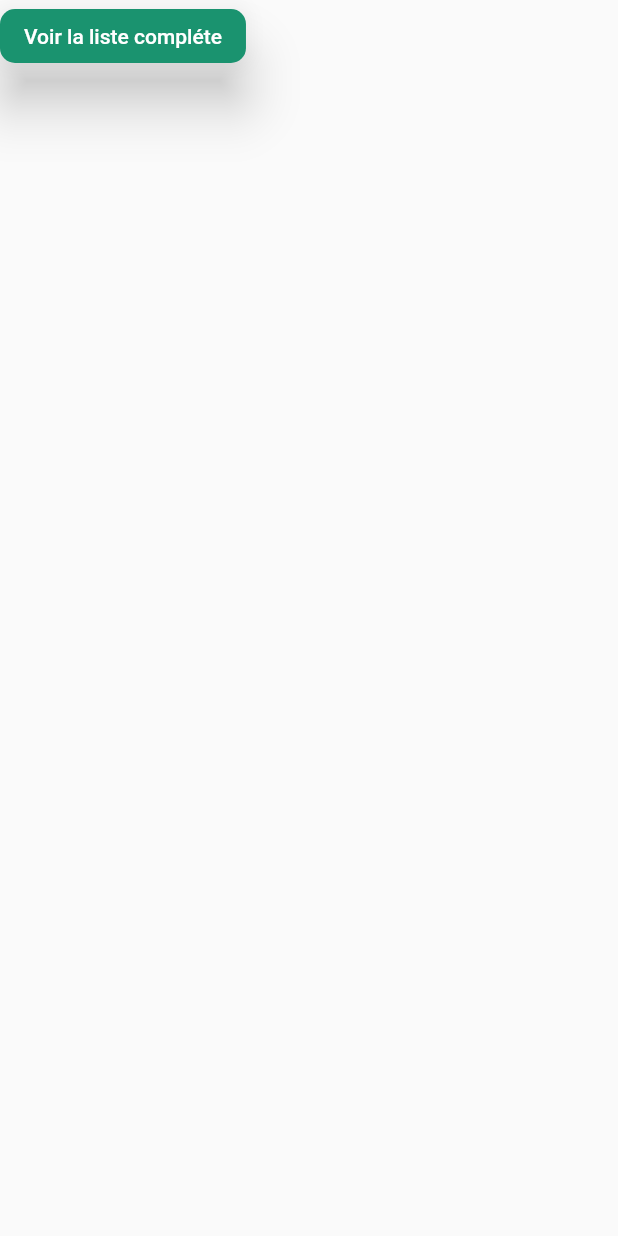
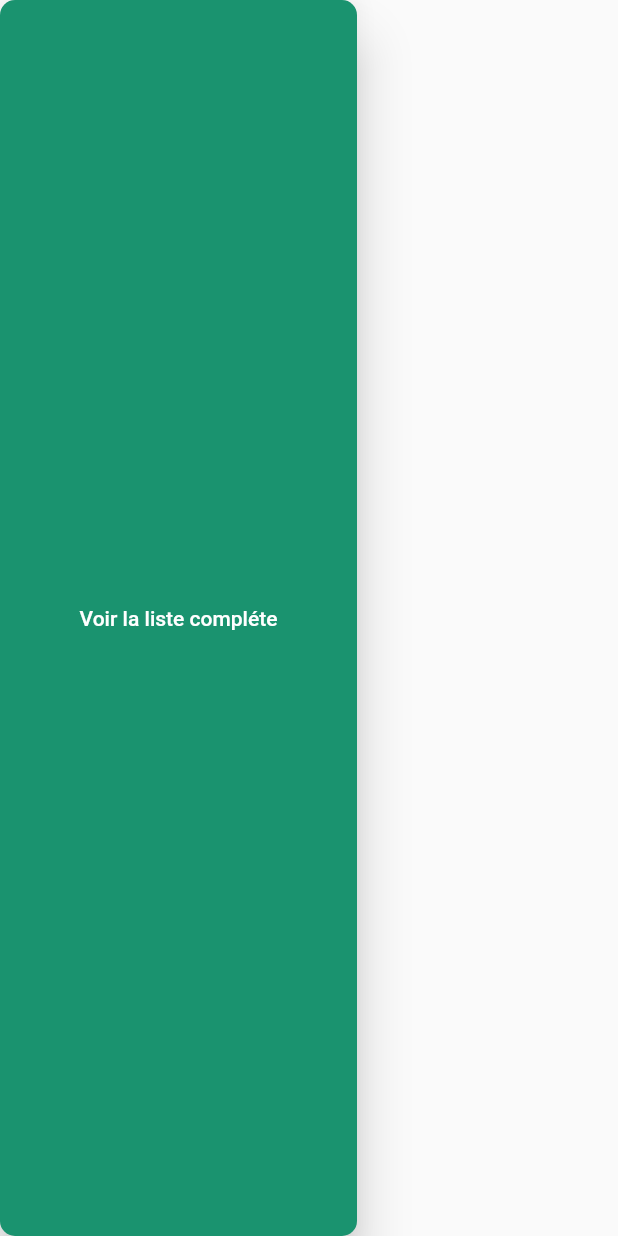
Before and after one commit to Maxvyr/regime-thonon, a Flutter app: the ButtonStandard widget shown alone on an empty page, opened directly, on a phone screen of 412 x 824 dp. Run offline on Flutter 3.47's test engine with Material 2 defaults, Android fonts, the light colour scheme and no system bars; network calls fail.

Commit message:
custom button

```diff
--- a/lib/widget/ButtonStandard.dart
+++ b/lib/widget/ButtonStandard.dart
@@ -1,12 +1,12 @@
-
-
 import 'package:flutter/material.dart';
 import 'package:regime_thonon/controller/Colors.dart';
 
 class ButtonStandard extends StatelessWidget {
   final String route;
   final String text;
-  const ButtonStandard(this.route, this.text,{
+  const ButtonStandard(
+    this.route,
+    this.text, {
     Key key,
   }) : super(key: key);
 
@@ -20,7 +20,14 @@ class ButtonStandard extends StatelessWidget {
       textColor: white,
       elevation: 15.0,
       shape: RoundedRectangleBorder(borderRadius: BorderRadius.circular(10.0)),
-    child: Text(text),
+      child: Container(
+        width: MediaQuery.of(context).size.width*0.5,
+        child: Center(
+          child: Text(
+            text,
+          ),
+        ),
+      ),
     );
   }
 }
```
Lines whose indentation alone changed are shown as unchanged.
